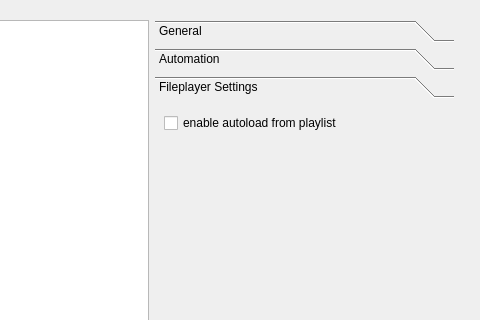
jan-lugfl/RadioMixer, file src/dialogs/uis/settingsdialog.ui: the form before one commit; both pictures show x 154 to 634 and y 0 to 320 of the 634 by 492 pixel window.
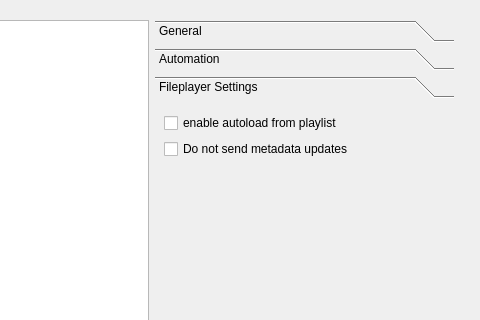
The form after the commit. The open tabs and pages were chosen to show the change. Icons and pictures are not drawn.

Commit message: - added option to disable metadata update per channel

Diff of the .ui file:
```diff
--- a/src/dialogs/uis/settingsdialog.ui
+++ b/src/dialogs/uis/settingsdialog.ui
@@ -289,14 +289,16 @@
              <rect>
               <x>0</x>
               <y>0</y>
-              <width>219</width>
-              <height>29</height>
+              <width>307</width>
+              <height>256</height>
              </rect>
             </property>
             <attribute name="label">
              <string>Fileplayer Settings</string>
             </attribute>
-            <layout class="QFormLayout" name="formLayout_2">
+            <layout class="QGridLayout" name="gridLayout_10">
+             <item row="0" column="0">
+              <layout class="QGridLayout" name="gridLayout_9">
              <item row="0" column="0">
               <widget class="QCheckBox" name="fileplayer_autoload">
                <property name="text">
@@ -304,6 +306,28 @@
                </property>
               </widget>
              </item>
+               <item row="1" column="0">
+                <widget class="QCheckBox" name="fileplayer_ignoremeta">
+                 <property name="text">
+                  <string>Do not send metadata updates</string>
+                 </property>
+                </widget>
+               </item>
+              </layout>
+             </item>
+             <item row="1" column="0">
+              <spacer name="verticalSpacer_8">
+               <property name="orientation">
+                <enum>Qt::Vertical</enum>
+               </property>
+               <property name="sizeHint" stdset="0">
+                <size>
+                 <width>20</width>
+                 <height>193</height>
+                </size>
+               </property>
+              </spacer>
+             </item>
             </layout>
            </widget>
            <widget class="QWidget" name="alsa_settings">
```
Left out of the diff: 30 changed lines with no effect on the pictures. Lines whose indentation alone changed are shown as unchanged. The commit also changes 2 other files.
